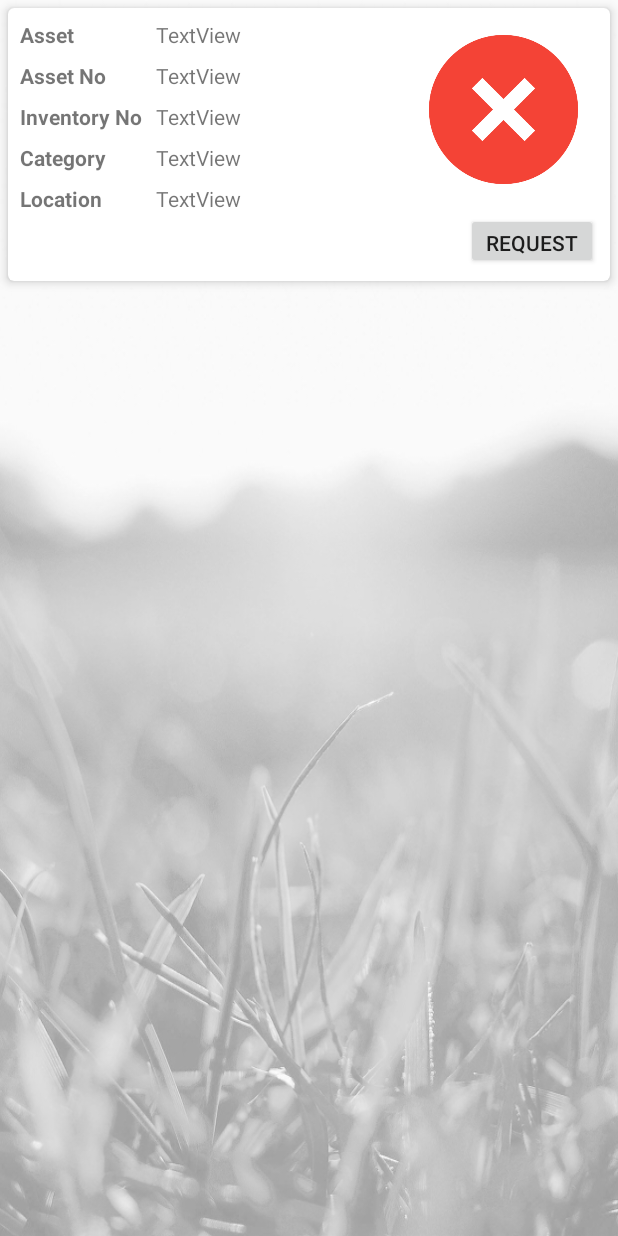
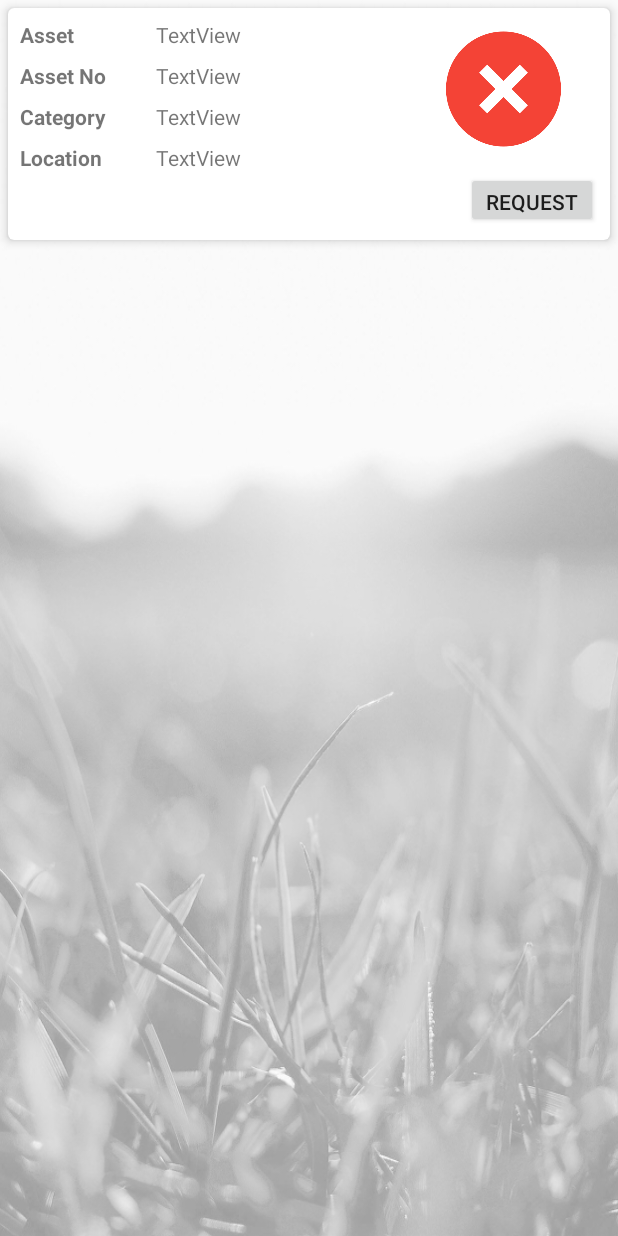
Before and after one commit to junhui1995/LRMS_locker, an Android app: the layout card_item.xml on its own in the app's theme, with its tools: preview values and no code run, on a phone screen of 412 x 824 dp. Run offline under Robolectric (Android 15) with nearby library versions, the phone set to English and light mode, and no system bars; network calls fail.

Commit message:
fixed minor bug
category not appearing correctly when getting it from item catalogue

```diff
--- a/app/src/main/java/com/sit/labresourcemanagement/Presenter/Activity/QrCodeScannerActivity.java
+++ b/app/src/main/java/com/sit/labresourcemanagement/Presenter/Activity/QrCodeScannerActivity.java
@@ -188,11 +188,11 @@ public class QrCodeScannerActivity extends AppCompatActivity implements ZXingSca
                 break;
 
             case "POCheckInOutAsset":
-                builder1.setMessage("Please scan an item");
+                builder1.setMessage("Please scan the item you wish to check in/check out");
                 break;
 
             case "StudentScanEQ":
-                builder1.setMessage("Please scan an item/locker");
+                builder1.setMessage("Please scan the item/locker");
                 break;
 
             case "StudentScanWorkBench":
--- a/app/src/main/res/layout/card_item.xml
+++ b/app/src/main/res/layout/card_item.xml
@@ -70,29 +70,6 @@
 			app:layout_constraintTop_toTopOf="@+id/textView42" />
 
 		<TextView
-			android:id="@+id/textView44"
-			android:layout_width="wrap_content"
-			android:layout_height="wrap_content"
-			android:layout_marginStart="8dp"
-			android:layout_marginTop="8dp"
-			android:text="@string/itemInventoryNo"
-			android:textStyle="bold"
-			app:layout_constraintStart_toStartOf="parent"
-			app:layout_constraintTop_toBottomOf="@+id/textView42" />
-
-		<TextView
-			android:id="@+id/tvName"
-			android:layout_width="0dp"
-			android:layout_height="wrap_content"
-			android:layout_marginStart="8dp"
-			android:layout_marginEnd="8dp"
-			android:text="TextView"
-			app:layout_constraintBottom_toBottomOf="@+id/textView44"
-			app:layout_constraintEnd_toStartOf="@+id/ivItem"
-			app:layout_constraintStart_toStartOf="@+id/guidelineV25"
-			app:layout_constraintTop_toTopOf="@+id/textView44" />
-
-		<TextView
 			android:id="@+id/textView46"
 			android:layout_width="wrap_content"
 			android:layout_height="wrap_content"
@@ -101,7 +78,7 @@
 			android:text="@string/itemcategory"
 			android:textStyle="bold"
 			app:layout_constraintStart_toStartOf="parent"
-			app:layout_constraintTop_toBottomOf="@+id/textView44" />
+			app:layout_constraintTop_toBottomOf="@+id/textView42" />
 
 		<TextView
 			android:id="@+id/tvCategory"
```
Also changed, not shown: app/src/main/java/com/sit/labresourcemanagement/Presenter/Adapter/StudentViewItemAdapter.java (+3 -4 lines), app/src/main/java/com/sit/labresourcemanagement/Presenter/Fragment/Student/StudentItemFragment.java (+5 -2 lines), app/src/main/java/com/sit/labresourcemanagement/Presenter/Fragment/Student/StudentNewLoanFragment.java (+25 -8 lines), app/src/main/java/com/sit/labresourcemanagement/Presenter/Fragment/Student/StudentScanQR.java (+18 -5 lines).
